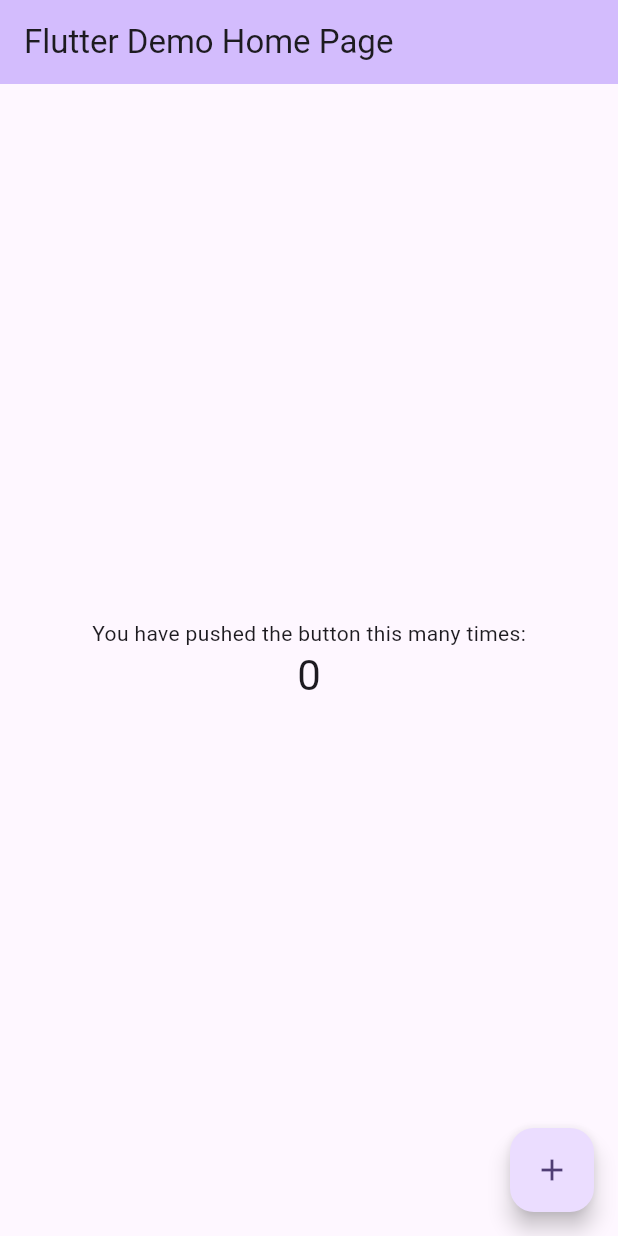
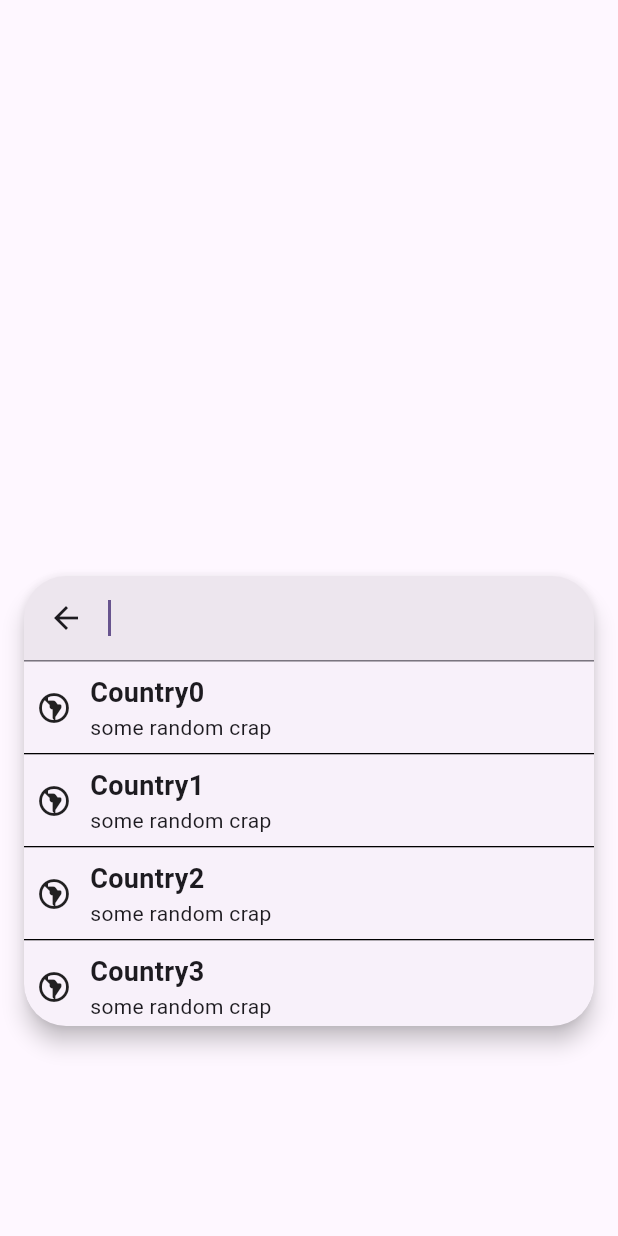
Before and after one commit to davejg10/nomad_app, a Flutter app: the screen it shows after launch, on a phone screen of 412 x 824 dp. Run offline on Flutter 3.47's test engine with Material 3 defaults, Android fonts, the phone set to English and light mode, and no system bars.

Commit message:
NOM-18/dynamic-search-widget (#2)
* Created a Widget that creates a scrollable ListView of countries and filters based on user input into the searchfield. Initially was going to make the Widget flexible enough work with cities and countries but I expect the city search result view to look/act substantially different. Can refactor later if im wrong
* Navigation to come later when we have the other screens

```diff
--- a/analysis_options.yaml
+++ /dev/null
@@ -1,28 +0,0 @@
-# This file configures the analyzer, which statically analyzes Dart code to
-# check for errors, warnings, and lints.
-#
-# The issues identified by the analyzer are surfaced in the UI of Dart-enabled
-# IDEs (https://dart.dev/tools#ides-and-editors). The analyzer can also be
-# invoked from the command line by running `flutter analyze`.
-
-# The following line activates a set of recommended lints for Flutter apps,
-# packages, and plugins designed to encourage good coding practices.
-include: package:flutter_lints/flutter.yaml
-
-linter:
-  # The lint rules applied to this project can be customized in the
-  # section below to disable rules from the `package:flutter_lints/flutter.yaml`
-  # included above or to enable additional rules. A list of all available lints
-  # and their documentation is published at https://dart.dev/lints.
-  #
-  # Instead of disabling a lint rule for the entire project in the
-  # section below, it can also be suppressed for a single line of code
-  # or a specific dart file by using the `// ignore: name_of_lint` and
-  # `// ignore_for_file: name_of_lint` syntax on the line or in the file
-  # producing the lint.
-  rules:
-    # avoid_print: false  # Uncomment to disable the `avoid_print` rule
-    # prefer_single_quotes: true  # Uncomment to enable the `prefer_single_quotes` rule
-
-# Additional information about this file can be found at
-# https://dart.dev/guides/language/analysis-options
--- /dev/null
+++ b/lib/constants.dart
@@ -0,0 +1,5 @@
+import 'domain/country.dart';
+
+final List<Country> allCountries = List.generate(100, (index) {
+  return Country(index, 'Country$index', 'some random crap');
+});
--- /dev/null
+++ b/lib/domain/country.dart
@@ -0,0 +1,16 @@
+import 'package:flutter/material.dart';
+
+class Country {
+
+  final IconData _icon = Icons.south_america;
+  final int _id;
+  final String _name;
+  final String _description;
+
+  Country(this._id, this._name, this._description);
+
+  IconData get getIcon => _icon;
+  int get getId => _id;
+  String get getName => _name;
+  String get getDescription => _description;
+}
--- a/lib/main.dart
+++ b/lib/main.dart
@@ -1,125 +1,46 @@
 import 'package:flutter/material.dart';
+import 'package:nomad/constants.dart';
+import 'package:nomad/widgets/country_searchbar.dart';
 
 void main() {
-  runApp(const MyApp());
+  runApp(const App());
 }
 
-class MyApp extends StatelessWidget {
-  const MyApp({super.key});
+class App extends StatelessWidget {
+  const App({super.key});
 
-  // This widget is the root of your application.
   @override
   Widget build(BuildContext context) {
     return MaterialApp(
-      title: 'Flutter Demo',
       theme: ThemeData(
-        // This is the theme of your application.
-        //
-        // TRY THIS: Try running your application with "flutter run". You'll see
-        // the application has a purple toolbar. Then, without quitting the app,
-        // try changing the seedColor in the colorScheme below to Colors.green
-        // and then invoke "hot reload" (save your changes or press the "hot
-        // reload" button in a Flutter-supported IDE, or press "r" if you used
-        // the command line to start the app).
-        //
-        // Notice that the counter didn't reset back to zero; the application
-        // state is not lost during the reload. To reset the state, use hot
-        // restart instead.
-        //
-        // This works for code too, not just values: Most code changes can be
-        // tested with just a hot reload.
         colorScheme: ColorScheme.fromSeed(seedColor: Colors.deepPurple),
         useMaterial3: true,
       ),
-      home: const MyHomePage(title: 'Flutter Demo Home Page'),
+      home: const MyHomePage(),
     );
   }
 }
 
 class MyHomePage extends StatefulWidget {
-  const MyHomePage({super.key, required this.title});
+  const MyHomePage({super.key});
 
-  // This widget is the home page of your application. It is stateful, meaning
-  // that it has a State object (defined below) that contains fields that affect
-  // how it looks.
-
-  // This class is the configuration for the state. It holds the values (in this
-  // case the title) provided by the parent (in this case the App widget) and
-  // used by the build method of the State. Fields in a Widget subclass are
-  // always marked "final".
-
-  final String title;
 
   @override
   State<MyHomePage> createState() => _MyHomePageState();
 }
 
 class _MyHomePageState extends State<MyHomePage> {
-  int _counter = 0;
-
-  void _incrementCounter() {
-    setState(() {
-      // This call to setState tells the Flutter framework that something has
-      // changed in this State, which causes it to rerun the build method below
-      // so that the display can reflect the updated values. If we changed
-      // _counter without calling setState(), then the build method would not be
-      // called again, and so nothing would appear to happen.
-      _counter++;
-    });
-  }
 
   @override
   Widget build(BuildContext context) {
-    // This method is rerun every time setState is called, for instance as done
-    // by the _incrementCounter method above.
-    //
-    // The Flutter framework has been optimized to make rerunning build methods
-    // fast, so that you can just rebuild anything that needs updating rather
-    // than having to individually change instances of widgets.
+
     return Scaffold(
-      appBar: AppBar(
-        // TRY THIS: Try changing the color here to a specific color (to
-        // Colors.amber, perhaps?) and trigger a hot reload to see the AppBar
-        // change color while the other colors stay the same.
-        backgroundColor: Theme.of(context).colorScheme.inversePrimary,
-        // Here we take the value from the MyHomePage object that was created by
-        // the App.build method, and use it to set our appbar title.
-        title: Text(widget.title),
-      ),
       body: Center(
-        // Center is a layout widget. It takes a single child and positions it
-        // in the middle of the parent.
-        child: Column(
-          // Column is also a layout widget. It takes a list of children and
-          // arranges them vertically. By default, it sizes itself to fit its
-          // children horizontally, and tries to be as tall as its parent.
-          //
-          // Column has various properties to control how it sizes itself and
-          // how it positions its children. Here we use mainAxisAlignment to
-          // center the children vertically; the main axis here is the vertical
-          // axis because Columns are vertical (the cross axis would be
-          // horizontal).
-          //
-          // TRY THIS: Invoke "debug painting" (choose the "Toggle Debug Paint"
-          // action in the IDE, or press "p" in the console), to see the
-          // wireframe for each widget.
-          mainAxisAlignment: MainAxisAlignment.center,
-          children: <Widget>[
-            const Text(
-              'You have pushed the button this many times:',
-            ),
-            Text(
-              '$_counter',
-              style: Theme.of(context).textTheme.headlineMedium,
-            ),
-          ],
+        child: Padding(
+          padding: const EdgeInsets.all(16.0),
+          child: CountrySearchBar(allCountries: allCountries),
         ),
       ),
-      floatingActionButton: FloatingActionButton(
-        onPressed: _incrementCounter,
-        tooltip: 'Increment',
-        child: const Icon(Icons.add),
-      ), // This trailing comma makes auto-formatting nicer for build methods.
     );
   }
 }
--- /dev/null
+++ b/lib/widgets/country_card.dart
@@ -0,0 +1,47 @@
+import 'package:flutter/material.dart';
+
+import '../domain/country.dart';
+
+class CountryCard extends StatelessWidget {
+  const CountryCard({super.key, required this.country, required this.onTap});
+
+  final Country country;
+  final VoidCallback onTap;
+
+  @override
+  Widget build(BuildContext context) {
+    return Column(
+      children: [
+        GestureDetector(
+          onTap: onTap,
+          child: Card(
+            margin: EdgeInsets.all(0.0),
+            shape: ContinuousRectangleBorder(),
+            child: Padding(
+              padding: const EdgeInsets.all(8.0),
+              child: Row(
+                children: [
+                  Icon(country.getIcon),
+                  SizedBox(width: 12,),
+                  Expanded(
+                    child: Column(
+                      crossAxisAlignment: CrossAxisAlignment.start,
+                      children: [
+                        Text(country.getName, style: TextStyle(fontWeight: FontWeight.bold, fontSize: 18),),
+                        Text(country.getDescription, overflow: TextOverflow.ellipsis,)
+                      ],
+                    ),
+                  ),
+                ],
+              ),
+            ),
+          ),
+        ),
+        Divider(
+          color: Colors.black,
+          height: 0,
+        )
+      ],
+    );
+  }
+}
--- /dev/null
+++ b/lib/widgets/country_searchbar.dart
@@ -0,0 +1,97 @@
+import 'package:flutter/material.dart';
+
+import '../domain/country.dart';
+import 'country_card.dart';
+
+class CountrySearchBar extends StatefulWidget {
+  CountrySearchBar({super.key, required this.allCountries});
+
+  List<Country> allCountries;
+
+  @override
+  State<CountrySearchBar> createState() => _CountrySearchBarState();
+}
+
+class _CountrySearchBarState extends State<CountrySearchBar> {
+
+  late final SearchController _searchController;
+  late final FocusNode _focusNode;
+  List<Country> filteredCountryList = [];
+
+  @override
+  void initState() {
+    super.initState();
+    _searchController = SearchController();
+    _focusNode = FocusNode();
+    filteredCountryList = widget.allCountries;
+
+    WidgetsBinding.instance.addPostFrameCallback((_) {
+      _focusNode.requestFocus();
+      _searchController.openView();
+    });
+  }
+
+  @override
+  void dispose() {
+    _focusNode.dispose();
+    _searchController.dispose();
+    super.dispose();
+  }
+
+  @override
+  Widget build(BuildContext context) {
+    return SearchAnchor(
+      viewConstraints: BoxConstraints(maxHeight: 300),
+      viewBuilder: (_) {
+        // Constructing the List of search result Widgets here rather than suggestionBuilder as it allows us to use lazy initialization for the widgets.
+        return ListView.builder(
+            padding: EdgeInsets.zero,
+            itemCount: filteredCountryList.length,
+            itemBuilder: (context, index) {
+              return CountryCard(
+                country: filteredCountryList[index],
+                onTap: () {
+                  //TODO navigator.pushNamed..
+                },
+              );
+            },
+          );
+      },
+      viewOnSubmitted: (userInput) {
+        //TODO navigator.pushNamed..
+      },
+      isFullScreen: false,
+      searchController: _searchController,
+      viewOnChanged: (userInput) {
+        if (userInput.trim().isEmpty) {
+          filteredCountryList = List.from(widget.allCountries);
+        } else {
+          filteredCountryList = widget.allCountries.where((country) => country.getName.toLowerCase().contains(userInput.toLowerCase())).toList();
+        }
+      },
+      builder: (BuildContext context, SearchController searchController) {
+        return SearchBar(
+          hintText: 'Search country here...',
+          hintStyle: WidgetStateProperty.all(
+              TextStyle(
+                fontStyle: FontStyle.italic,
+              ),
+          ),
+          autoFocus: true,
+          focusNode: _focusNode,
+          controller: searchController,
+          trailing: const [Padding(
+            padding: EdgeInsets.only(right: 20.0),
+            child: Icon(Icons.search),
+          )],
+          onTap: () {
+            searchController.openView();
+          },
+        );
+      },
+      suggestionsBuilder: (BuildContext context, SearchController searchController) {
+        return [Text('required but not used - this allows us to provide our own ListView.Builder above for lazy loading...')];
+      }
+    );
+  }
+}
```
Also changed, not shown: 1 other file.
